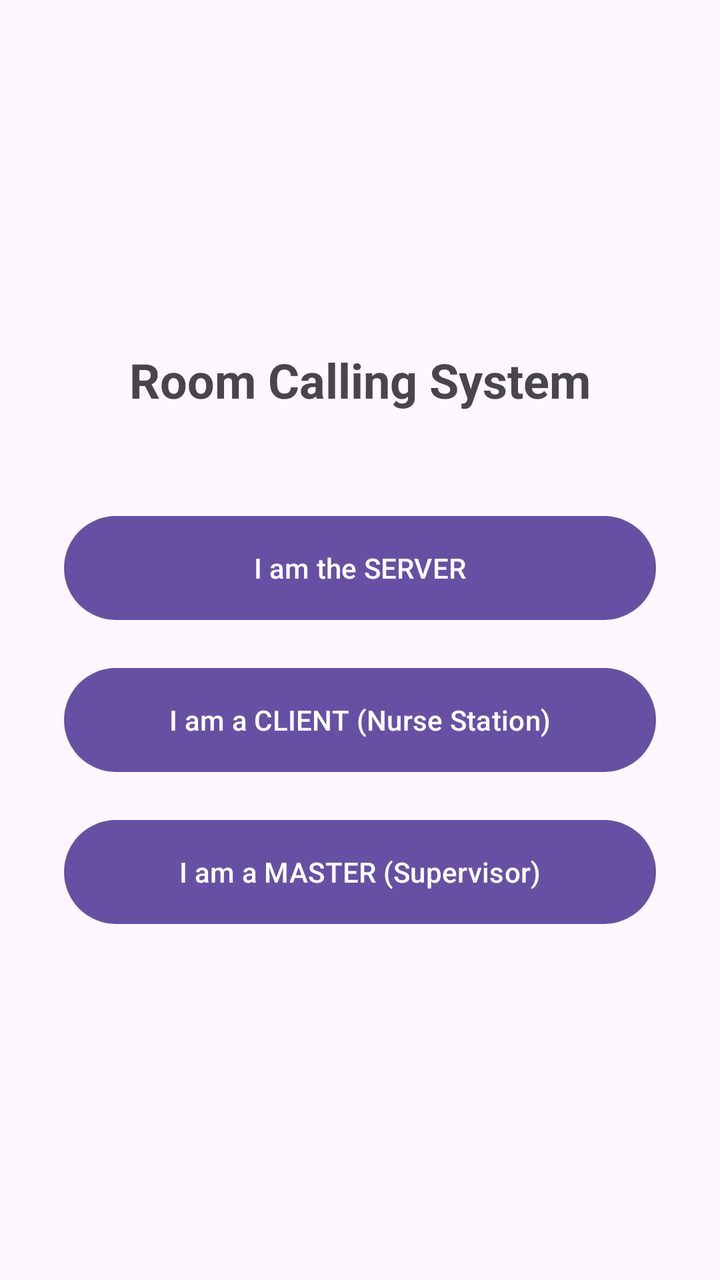
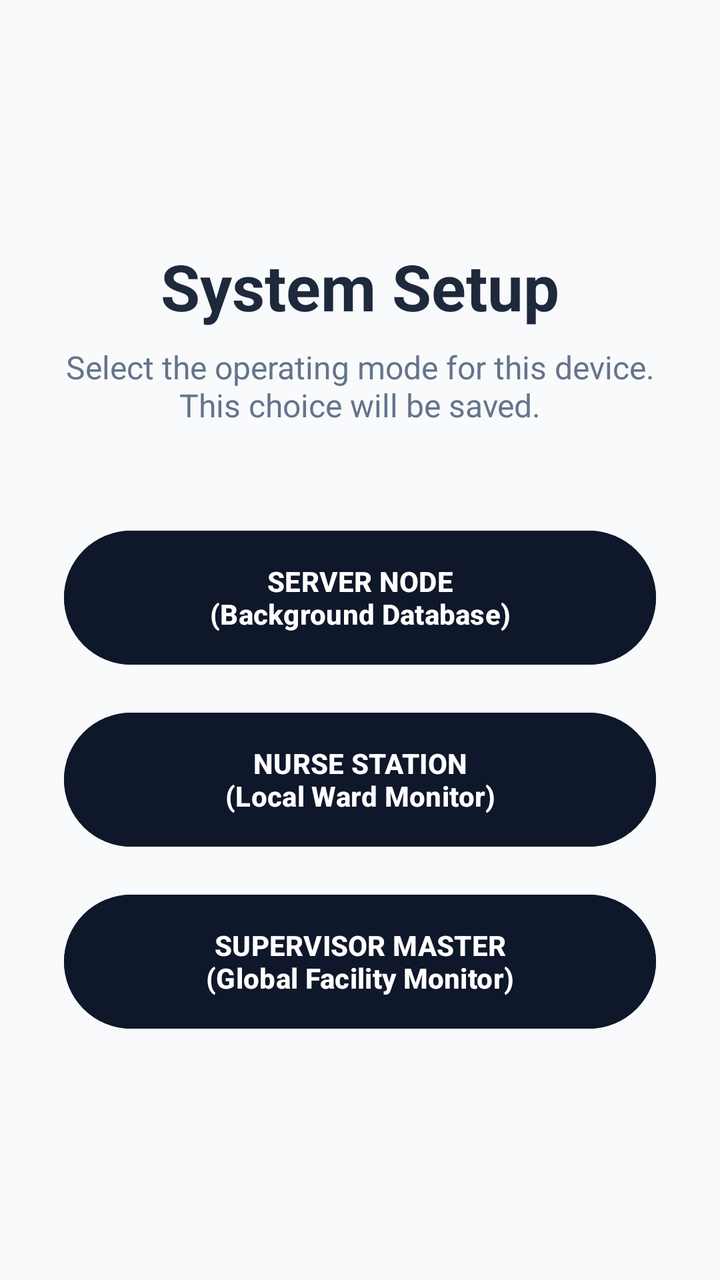

Before-and-after screenshots of an Android layout around one commit, followed by the original layout XML and the change that was made.
<!-- AndroidManifest.xml: application theme Theme.RoomCallingSystem -->
<!-- res/layout/activity_main.xml -->
<?xml version="1.0" encoding="utf-8"?>
<LinearLayout xmlns:android="http://schemas.android.com/apk/res/android"
    android:layout_width="match_parent"
    android:layout_height="match_parent"
    android:orientation="vertical"
    android:gravity="center"
    android:padding="32dp">

    <TextView
        android:layout_width="wrap_content"
        android:layout_height="wrap_content"
        android:text="Room Calling System"
        android:textSize="24sp"
        android:textStyle="bold"
        android:layout_marginBottom="48dp" />

    <Button
        android:id="@+id/btnServer"
        android:layout_width="match_parent"
        android:layout_height="60dp"
        android:text="I am the SERVER"
        android:layout_marginBottom="16dp" />

    <Button
        android:id="@+id/btnClient"
        android:layout_width="match_parent"
        android:layout_height="60dp"
        android:text="I am a CLIENT (Nurse Station)"
        android:layout_marginBottom="16dp" />

    <Button
        android:id="@+id/btnMaster"
        android:layout_width="match_parent"
        android:layout_height="60dp"
        android:text="I am a MASTER (Supervisor)" />

</LinearLayout>
<!-- resources referenced by this layout -->
<resources>
  <style name="Theme.RoomCallingSystem" parent="Base.Theme.RoomCallingSystem" />
  <style name="Base.Theme.RoomCallingSystem" parent="Theme.Material3.DayNight.NoActionBar">
          
          
      </style>
</resources>

<!-- the commit's change to res/layout/activity_main.xml (unified diff, before → after) -->
@@ -4,34 +4,60 @@
     android:layout_height="match_parent"
     android:orientation="vertical"
     android:gravity="center"
-    android:padding="32dp">
+    android:padding="32dp"
+    android:background="#F8FAFC">
 
     <TextView
         android:layout_width="wrap_content"
         android:layout_height="wrap_content"
-        android:text="Room Calling System"
-        android:textSize="24sp"
+        android:text="System Setup"
+        android:textSize="32sp"
         android:textStyle="bold"
+        android:textColor="#1E293B"
+        android:layout_marginBottom="8dp" />
+
+    <TextView
+        android:layout_width="match_parent"
+        android:layout_height="wrap_content"
+        android:text="Select the operating mode for this device. This choice will be saved."
+        android:textSize="16sp"
+        android:textColor="#64748B"
+        android:textAlignment="center"
         android:layout_marginBottom="48dp" />
 
     <Button
-        android:id="@+id/btnServer"
+        android:id="@+id/btnModeServer"
         android:layout_width="match_parent"
-        android:layout_height="60dp"
-        android:text="I am the SERVER"
-        android:layout_marginBottom="16dp" />
+        android:layout_height="75dp"
+        android:backgroundTint="#0F172A"
+        android:textColor="#FFFFFF"
+        android:text="SERVER NODE\n(Background Database)"
+        android:textSize="14sp"
+        android:textStyle="bold"
+        android:elevation="4dp"
+        android:layout_marginBottom="16dp"/>
 
     <Button
-        android:id="@+id/btnClient"
+        android:id="@+id/btnModeClient"
         android:layout_width="match_parent"
-        android:layout_height="60dp"
-        android:text="I am a CLIENT (Nurse Station)"
-        android:layout_marginBottom="16dp" />
+        android:layout_height="75dp"
+        android:backgroundTint="#0F172A"
+        android:textColor="#FFFFFF"
+        android:text="NURSE STATION\n(Local Ward Monitor)"
+        android:textSize="14sp"
+        android:textStyle="bold"
+        android:elevation="4dp"
+        android:layout_marginBottom="16dp"/>
 
     <Button
-        android:id="@+id/btnMaster"
+        android:id="@+id/btnModeMaster"
         android:layout_width="match_parent"
-        android:layout_height="60dp"
-        android:text="I am a MASTER (Supervisor)" />
+        android:layout_height="75dp"
+        android:backgroundTint="#0F172A"
+        android:textColor="#FFFFFF"
+        android:text="SUPERVISOR MASTER\n(Global Facility Monitor)"
+        android:textSize="14sp"
+        android:textStyle="bold"
+        android:elevation="4dp"/>
 
 </LinearLayout>
